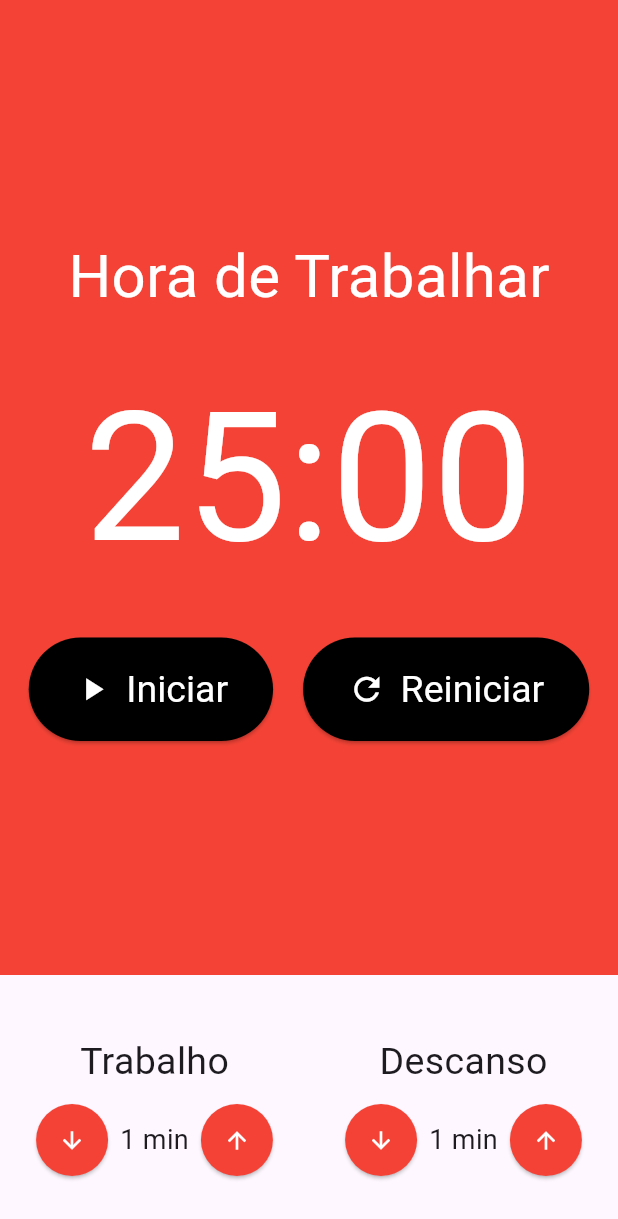
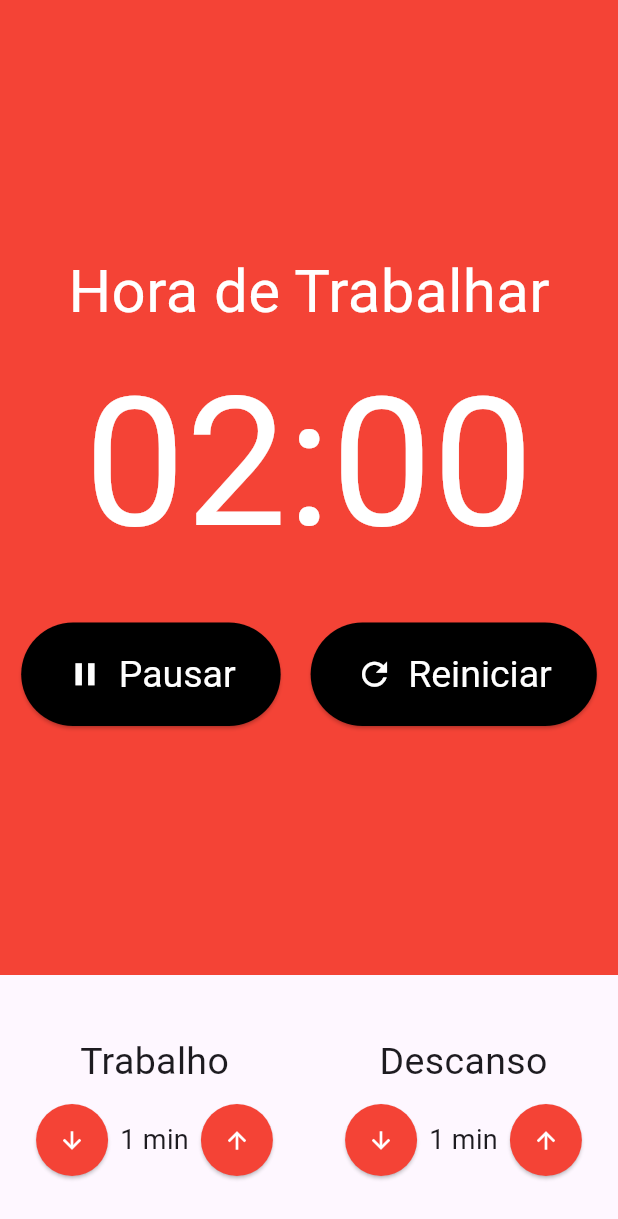
Before and after one commit to luisgs7/pomodoro-mobx, a Flutter app: the screen it shows after launch, after a tap on "Iniciar", on a phone screen of 412 x 824 dp. Shown: the top 1219 px of the screen. Run offline on Flutter 3.47's test engine with Material 3 defaults, Android fonts, the phone set to English and light mode, and no system bars; our stand-ins replace flutter_mobx, mobx; generated files the repository leaves out were written again.

Commit message:
aula 464

```diff
--- a/lib/components/Cronometro.dart
+++ b/lib/components/Cronometro.dart
@@ -1,16 +1,21 @@
 import 'package:flutter/material.dart';
+import 'package:flutter_mobx/flutter_mobx.dart';
 import 'package:pomodoro/components/cronometroBotao.dart';
+import 'package:pomodoro/store/pomodoro.store.dart';
+import 'package:provider/provider.dart';
 
 class Cronometro extends StatelessWidget {
   const Cronometro({super.key});
 
   @override
   Widget build(BuildContext context) {
+    final store = Provider.of<PomodoroStore>(context);
     return Container(
       color: Colors.red,
       child: Column(
         mainAxisAlignment: MainAxisAlignment.center,
         children: [
+          if (!store.iniciado)
             Text(
               'Hora de Trabalhar',
               style: TextStyle(
@@ -18,40 +23,47 @@ class Cronometro extends StatelessWidget {
                 color: Colors.white,
               ),
             ),
-          SizedBox(height: 20),
+          if (store.iniciado) SizedBox(height: 20),
           Text(
-            '25:00',
+            '${store.minutos.toString().padLeft(2, '0')}:${store.segundos.toString().padLeft(2, '0')}',
             style: TextStyle(
               fontSize: 120,
               color: Colors.white,
             ),
           ),
           SizedBox(height: 20),
-          Row(
+          Observer(
+            builder: (_) => Row(
               mainAxisAlignment: MainAxisAlignment.center,
               children: [
+                if (!store.iniciado)
                   Padding(
                     padding: EdgeInsets.only(right: 10),
                     child: CronometroBotao(
                       texto: 'Iniciar',
                       icone: Icons.play_arrow,
+                      click: store.iniciar,
                     ),
                   ),
-              // Padding(
-              //   padding: EdgeInsets.only(right: 10),
-              //   child: CronometroBotao(
-              //     texto: 'Pausar',
-              //     icone: Icons.stop,
-              //   ),
-              // ),
+                if (store.iniciado)
+                  Padding(
+                    padding: EdgeInsets.only(right: 10),
+                    child: CronometroBotao(
+                      texto: 'Pausar',
+                      icone: Icons.pause,
+                      click: store.parar,
+                    ),
+                  ),
                 Padding(
                   padding: EdgeInsets.only(left: 10),
                   child: CronometroBotao(
                     texto: 'Reiniciar',
                     icone: Icons.refresh,
+                    click: store.reiniciar,
                   ),
                 ),
               ],
+            ),
           ),
         ],
       ),
--- a/lib/components/EntradaTempo.dart
+++ b/lib/components/EntradaTempo.dart
@@ -10,8 +10,8 @@ class Entradatempo extends StatelessWidget {
     super.key,
     required this.titulo,
     required this.valor,
-    required this.inc,
-    required this.dec,
+    this.inc,
+    this.dec,
   });
 
   @override
--- a/lib/components/cronometroBotao.dart
+++ b/lib/components/cronometroBotao.dart
@@ -3,7 +3,9 @@ import 'package:flutter/material.dart';
 class CronometroBotao extends StatelessWidget {
   final String texto;
   final IconData icone;
-  const CronometroBotao({super.key, required this.texto, required this.icone});
+  final Function()? click;
+  const CronometroBotao(
+      {super.key, required this.texto, required this.icone, this.click});
 
   @override
   Widget build(BuildContext context) {
@@ -18,7 +20,7 @@ class CronometroBotao extends StatelessWidget {
           fontSize: 25,
         ),
       ),
-      onPressed: () {},
+      onPressed: click,
       child: Row(
         children: [
           Padding(
```
Also changed, not shown: lib/store/pomodoro.store.dart (+23 -0 lines). Lines whose indentation alone changed are shown as unchanged.
